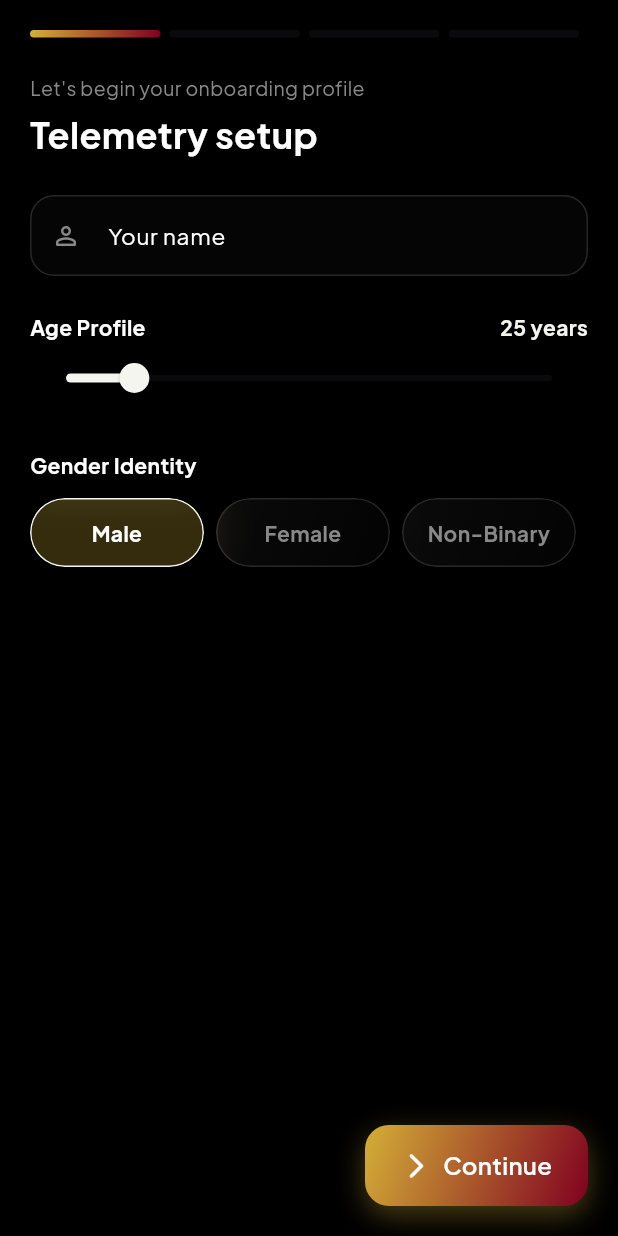
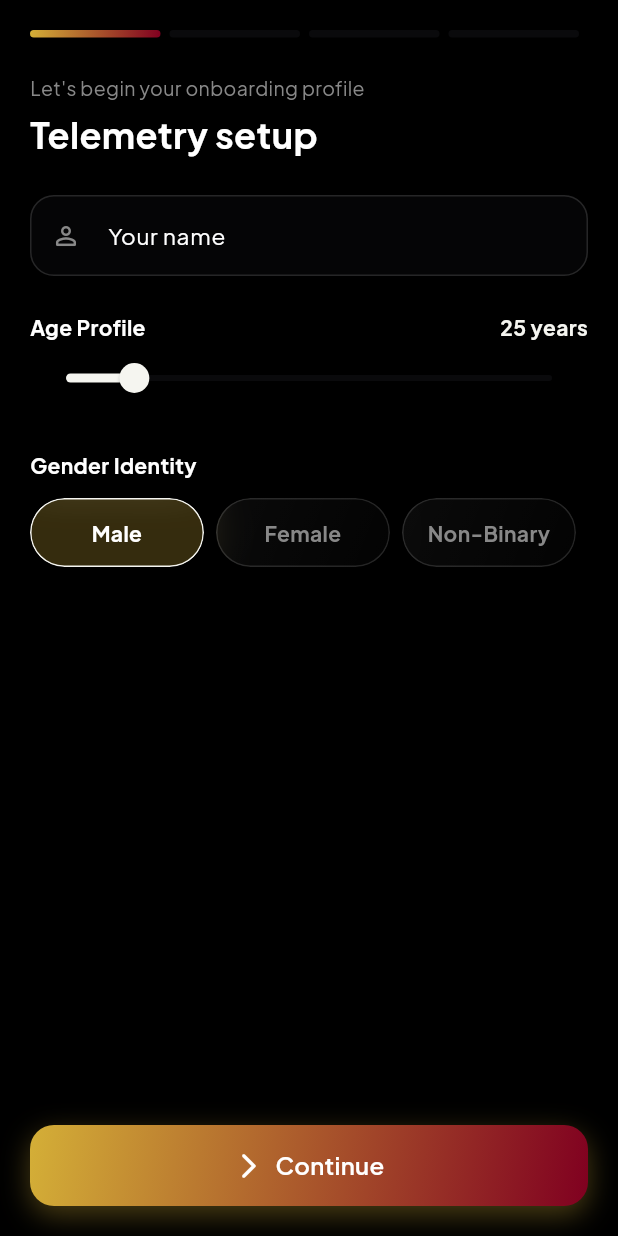
Before and after one commit to anshuman9468/motionmind, a Flutter app: the OnboardingDetailsPage screen opened by its route, on a phone screen of 412 x 824 dp. Run offline on Flutter 3.47's test engine with Material 3 defaults, Android fonts, the phone set to English and light mode, and no system bars; our stand-ins replace camera, cloud_firestore, firebase_auth, firebase_core, flutter_animate, flutter_riverpod and 5 more; accounts and stored records are empty.

Commit message:
fix: restore onboarding setup layout

```diff
--- a/lib/features/onboarding/onboarding_details_page.dart
+++ b/lib/features/onboarding/onboarding_details_page.dart
@@ -189,12 +189,19 @@ class _OnboardingDetailsPageState extends ConsumerState<OnboardingDetailsPage> {
                   else
                     const SizedBox(),
 
-                  GradientButton(
-                    text: _currentStep == 3 ? 'Finish setup' : 'Continue',
-                    icon: _currentStep == 3
-                        ? Icons.auto_awesome_rounded
-                        : Icons.arrow_forward_ios_rounded,
-                    onPressed: _nextStep,
+                  // A Row gives non-flex children unbounded horizontal
+                  // constraints. Keep the action constrained so the button
+                  // cannot fail layout (which previously left this screen
+                  // blank on a real device).
+                  Flexible(
+                    child: GradientButton(
+                      width: double.infinity,
+                      text: _currentStep == 3 ? 'Finish setup' : 'Continue',
+                      icon: _currentStep == 3
+                          ? Icons.auto_awesome_rounded
+                          : Icons.arrow_forward_ios_rounded,
+                      onPressed: _nextStep,
+                    ),
                   ),
                 ],
               ),
```
Also changed, not shown: 1 other file.
